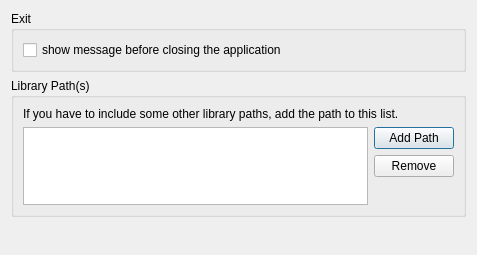
Before: the Qt Designer form Qitom/ui/widgetPropGeneralApplication.ui in itom-project/itom, drawn with Qt 5.
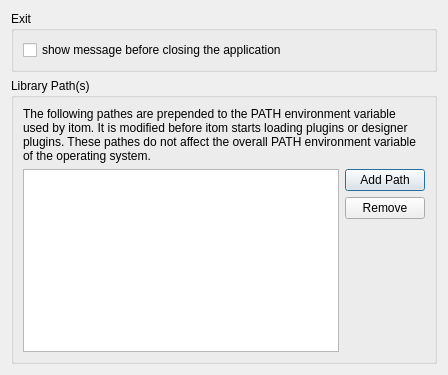
After: the same form once the commit is applied.

Commit message: missing endArray added in widgetPropGeneralApplication

What changed in the file:
```diff
--- a/Qitom/ui/widgetPropGeneralApplication.ui
+++ b/Qitom/ui/widgetPropGeneralApplication.ui
@@ -6,8 +6,8 @@
    <rect>
     <x>0</x>
     <y>0</y>
-    <width>477</width>
-    <height>255</height>
+    <width>448</width>
+    <height>375</height>
    </rect>
   </property>
   <property name="windowTitle">
@@ -39,7 +39,10 @@
       <item>
        <widget class="QLabel" name="label">
         <property name="text">
-         <string>If you have to include some other library paths, add the path to this list.</string>
+         <string>The following pathes are prepended to the PATH environment variable used by itom. It is modified before itom starts loading plugins or designer plugins. These pathes do not affect the overall PATH environment variable of the operating system.</string>
+        </property>
+        <property name="wordWrap">
+         <bool>true</bool>
         </property>
        </widget>
       </item>
@@ -110,19 +113,6 @@
      </layout>
     </widget>
    </item>
-   <item>
-    <spacer name="verticalSpacer">
-     <property name="orientation">
-      <enum>Qt::Vertical</enum>
-     </property>
-     <property name="sizeHint" stdset="0">
-      <size>
-       <width>20</width>
-       <height>141</height>
-      </size>
-     </property>
-    </spacer>
-   </item>
   </layout>
  </widget>
  <resources/>
```
The commit also changes 1 other file.
